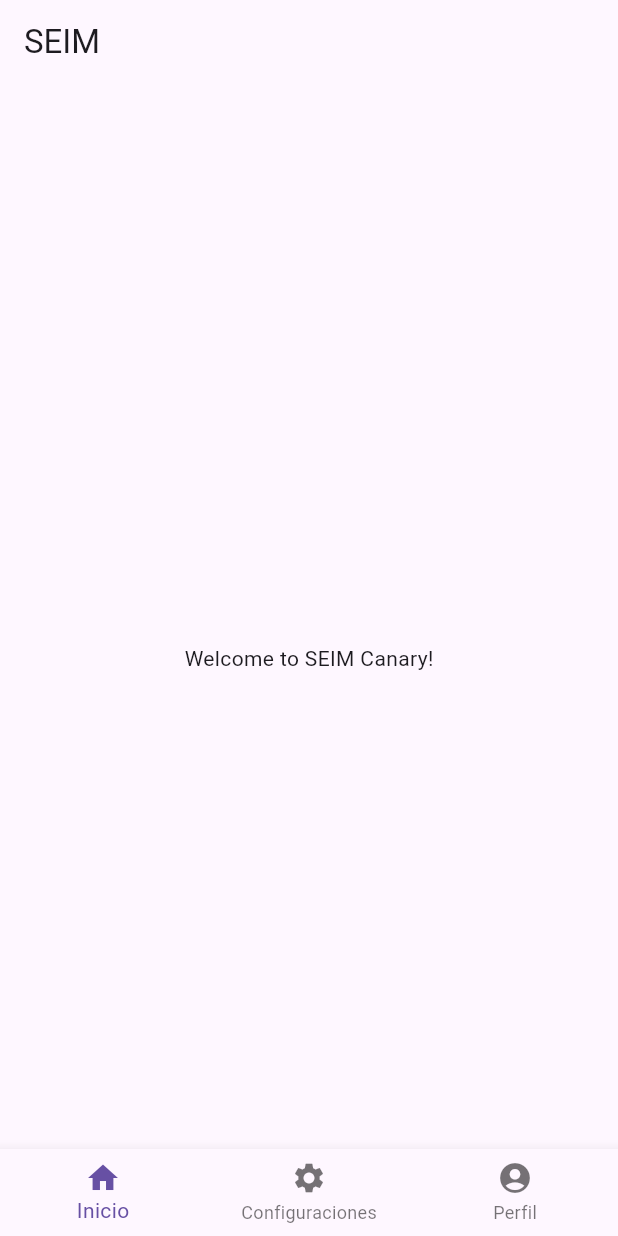
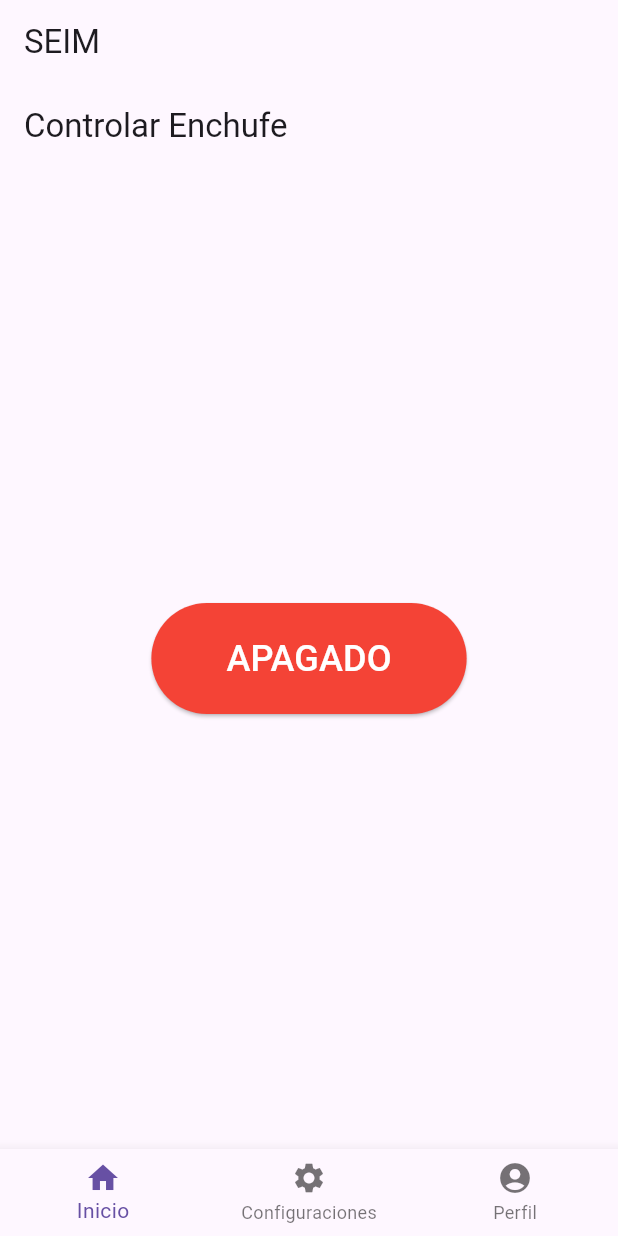
Before and after one commit to random-Kagamine-Rin-Shadow-y-un-Tilin/SEIM_Canary_Firebase, a Flutter app: the HomePage screen opened directly with empty values, on a phone screen of 412 x 824 dp. Run offline on Flutter 3.47's test engine with Material 3 defaults, Android fonts, the phone set to English and light mode, and no system bars; our stand-ins replace cloud_firestore, firebase_auth, firebase_core, firebase_database, google_sign_in; missing offline and left inert: bcrypt; accounts and stored records are empty.

Commit message:
1.2.0 Botton funcional

```diff
--- /dev/null
+++ b/lib/screens/Devices/toggle_device.dart
@@ -0,0 +1,62 @@
+import 'package:flutter/material.dart';
+import 'package:firebase_database/firebase_database.dart';
+
+class ToggleDeviceScreen extends StatefulWidget {
+  const ToggleDeviceScreen({super.key});
+
+  @override
+  State<ToggleDeviceScreen> createState() => _ToggleDeviceScreenState();
+}
+
+class _ToggleDeviceScreenState extends State<ToggleDeviceScreen> {
+  final DatabaseReference _databaseRef = FirebaseDatabase.instance.ref('enchufe/estado');
+
+  // Function to toggle the value in the Realtime Database
+  Future<void> _toggleValue(bool currentValue) async {
+    try {
+      await _databaseRef.set(!currentValue); // Toggle the value
+    } catch (e) {
+      ScaffoldMessenger.of(context).showSnackBar(
+        SnackBar(content: Text('Error: $e')),
+      );
+    }
+  }
+
+  @override
+  Widget build(BuildContext context) {
+    return Scaffold(
+      appBar: AppBar(
+        title: const Text('Controlar Enchufe'),
+      ),
+      body: Center(
+        child: StreamBuilder<DatabaseEvent>(
+          stream: _databaseRef.onValue, // Listen to changes in the database
+          builder: (context, snapshot) {
+            if (snapshot.connectionState == ConnectionState.waiting) {
+              return const CircularProgressIndicator();
+            }
+
+            if (snapshot.hasError) {
+              return const Text('Error al cargar los datos');
+            }
+
+            // Get the current value from the database
+            final bool currentValue = snapshot.data?.snapshot.value as bool? ?? false;
+
+            return ElevatedButton(
+              onPressed: () => _toggleValue(currentValue),
+              style: ElevatedButton.styleFrom(
+                backgroundColor: currentValue ? Colors.green : Colors.red,
+                padding: const EdgeInsets.symmetric(horizontal: 50, vertical: 20),
+              ),
+              child: Text(
+                currentValue ? 'ENCENDIDO' : 'APAGADO',
+                style: const TextStyle(fontSize: 24, color: Colors.white),
+              ),
+            );
+          },
+        ),
+      ),
+    );
+  }
+}
--- a/lib/screens/home_page.dart
+++ b/lib/screens/home_page.dart
@@ -1,8 +1,9 @@
 import 'package:flutter/material.dart';
 import 'package:seim_canary/models/user_model.dart';
 import 'package:seim_canary/screens/Devices/register_device.dart';
+import 'package:seim_canary/screens/Devices/toggle_device.dart';
 import 'package:seim_canary/screens/Users/edit_user.dart';
-import 'package:seim_canary/screens/home.dart';
+// import 'package:seim_canary/screens/home.dart';
 
 class HomePage extends StatefulWidget {
   final UserModel user;
@@ -28,7 +29,7 @@ class _HomePageState extends State<HomePage> {
   void _setupScreens() {
     setState(() {
       _widgetOptions = [
-        HomeScreen(),
+        ToggleDeviceScreen(),
         RegisterDeviceScreen(),
         EditUserScreen(
           user: _user, // Usa la variable de estado
--- a/pubspec.yaml
+++ b/pubspec.yaml
@@ -14,6 +14,7 @@ dependencies:
   google_sign_in: ^6.3.0
   crypto: ^3.0.6
   firebase_core: ^3.12.1
+  firebase_database: ^11.3.4
   flutter:
     sdk: flutter
 
```
Also changed, not shown: pubspec.lock, 17 other files.
